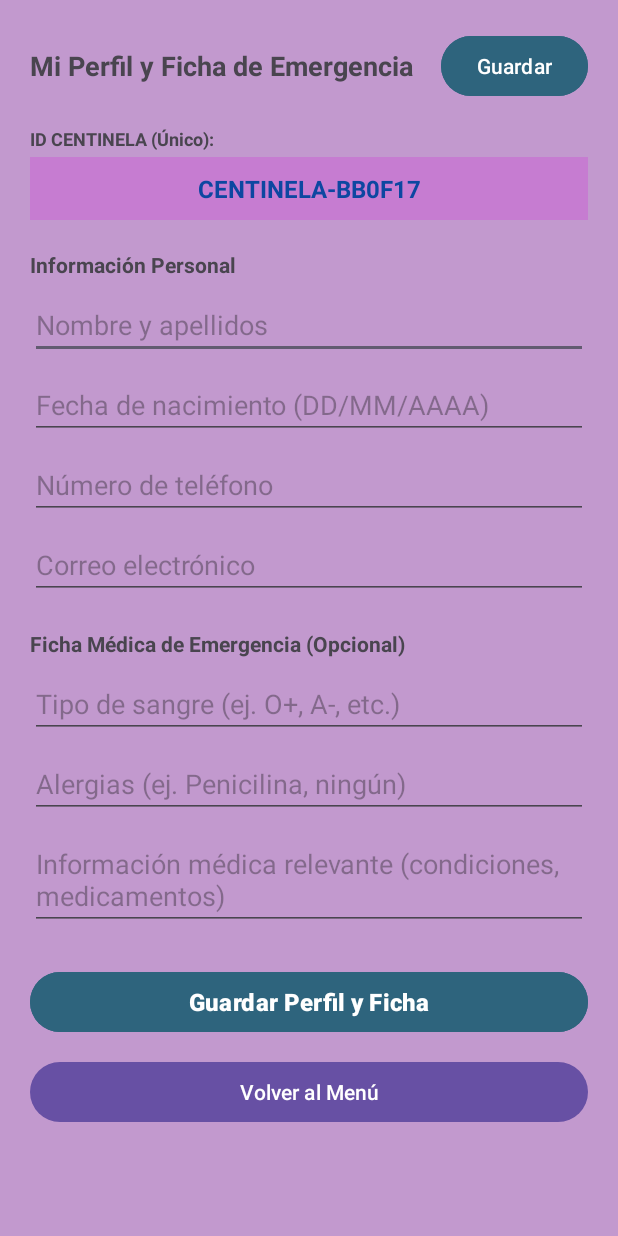
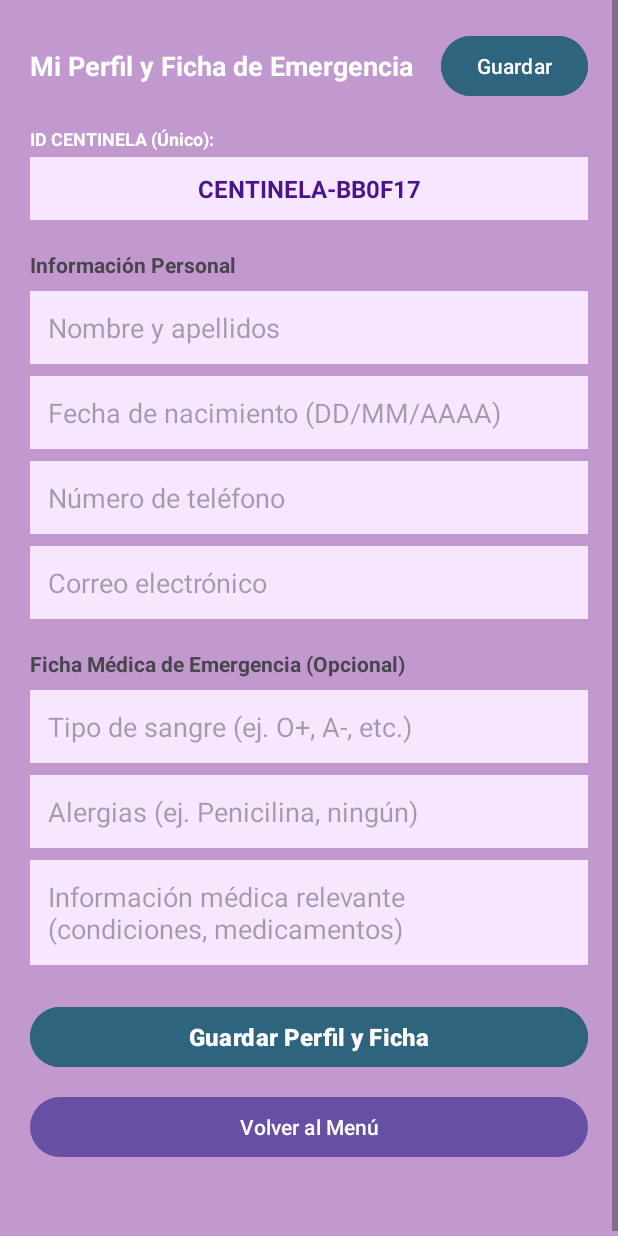
Before and after one commit to isma8-ai/App.Prevencion, an Android app: the perfil screen opened directly, with no data from a screen before it, on a phone screen of 412 x 824 dp. Run offline under Robolectric (Android 15) with nearby library versions, the phone set to English and light mode, and no system bars; 1 statement that could not run was skipped.

Commit message:
Unificacion de estilo lavanda y contraste en activity_perfil

```diff
--- a/app/src/main/res/layout/activity_perfil.xml
+++ b/app/src/main/res/layout/activity_perfil.xml
@@ -25,6 +25,7 @@
                 android:layout_width="0dp"
                 android:layout_height="wrap_content"
                 android:layout_weight="1"
+                android:textColor="#FFFFFF"
                 android:text="Mi Perfil y Ficha de Emergencia"
                 android:textSize="18sp"
                 android:textStyle="bold" />
@@ -43,6 +44,7 @@
             android:layout_width="match_parent"
             android:layout_height="wrap_content"
             android:layout_marginTop="16dp"
+            android:textColor="#FFFFFF"
             android:text="ID CENTINELA (Único):"
             android:textSize="12sp"
             android:textStyle="bold" />
@@ -52,13 +54,12 @@
             android:layout_width="match_parent"
             android:layout_height="wrap_content"
             android:layout_marginTop="4dp"
-            android:background="#C67CD1"
+            android:background="#F6E7FF"
             android:fontFamily="sans-serif"
             android:padding="10dp"
             android:text="CENTINELA-0000"
             android:textAlignment="center"
-            android:textAppearance="@style/TextAppearance.AppCompat.Display3"
-            android:textColor="#0D47A1"
+            android:textColor="#4A148C"
             android:textSize="16sp"
             android:textStyle="bold" />
 
@@ -75,6 +76,9 @@
             android:layout_width="match_parent"
             android:layout_height="wrap_content"
             android:layout_marginTop="8dp"
+            android:background="#F6E7FF"
+            android:padding="12dp"
+            android:textColor="#1E293B"
             android:hint="Nombre y apellidos"
             android:inputType="textPersonName" />
 
@@ -83,6 +87,9 @@
             android:layout_width="match_parent"
             android:layout_height="wrap_content"
             android:layout_marginTop="8dp"
+            android:background="#F6E7FF"
+            android:padding="12dp"
+            android:textColor="#1E293B"
             android:hint="Fecha de nacimiento (DD/MM/AAAA)"
             android:inputType="date" />
 
@@ -91,6 +98,9 @@
             android:layout_width="match_parent"
             android:layout_height="wrap_content"
             android:layout_marginTop="8dp"
+            android:background="#F6E7FF"
+            android:padding="12dp"
+            android:textColor="#1E293B"
             android:hint="Número de teléfono"
             android:inputType="phone" />
 
@@ -99,6 +109,9 @@
             android:layout_width="match_parent"
             android:layout_height="wrap_content"
             android:layout_marginTop="8dp"
+            android:background="#F6E7FF"
+            android:padding="12dp"
+            android:textColor="#1E293B"
             android:hint="Correo electrónico"
             android:inputType="textEmailAddress" />
 
@@ -115,6 +128,9 @@
             android:layout_width="match_parent"
             android:layout_height="wrap_content"
             android:layout_marginTop="8dp"
+            android:background="#F6E7FF"
+            android:padding="12dp"
+            android:textColor="#1E293B"
             android:hint="Tipo de sangre (ej. O+, A-, etc.)"
             android:inputType="text" />
 
@@ -123,6 +139,9 @@
             android:layout_width="match_parent"
             android:layout_height="wrap_content"
             android:layout_marginTop="8dp"
+            android:background="#F6E7FF"
+            android:padding="12dp"
+            android:textColor="#1E293B"
             android:hint="Alergias (ej. Penicilina, ningún)"
             android:inputType="textMultiLine" />
 
@@ -131,6 +150,9 @@
             android:layout_width="match_parent"
             android:layout_height="wrap_content"
             android:layout_marginTop="8dp"
+            android:background="#F6E7FF"
+            android:padding="12dp"
+            android:textColor="#1E293B"
             android:hint="Información médica relevante (condiciones, medicamentos)"
             android:inputType="textMultiLine" />
 
```
